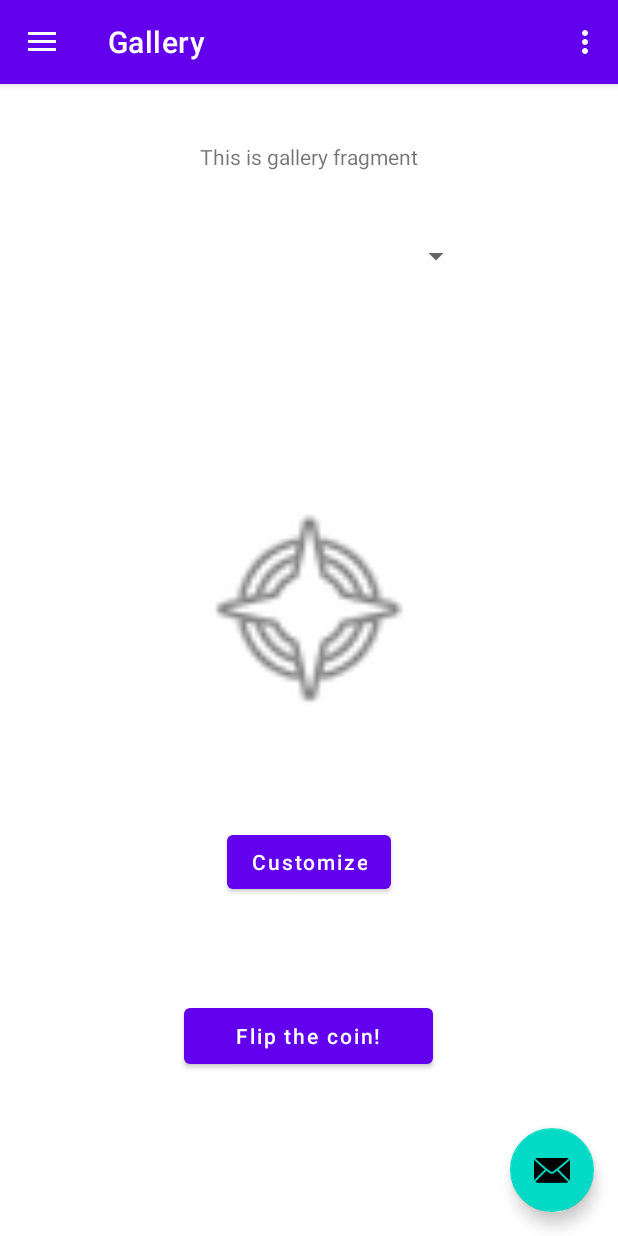
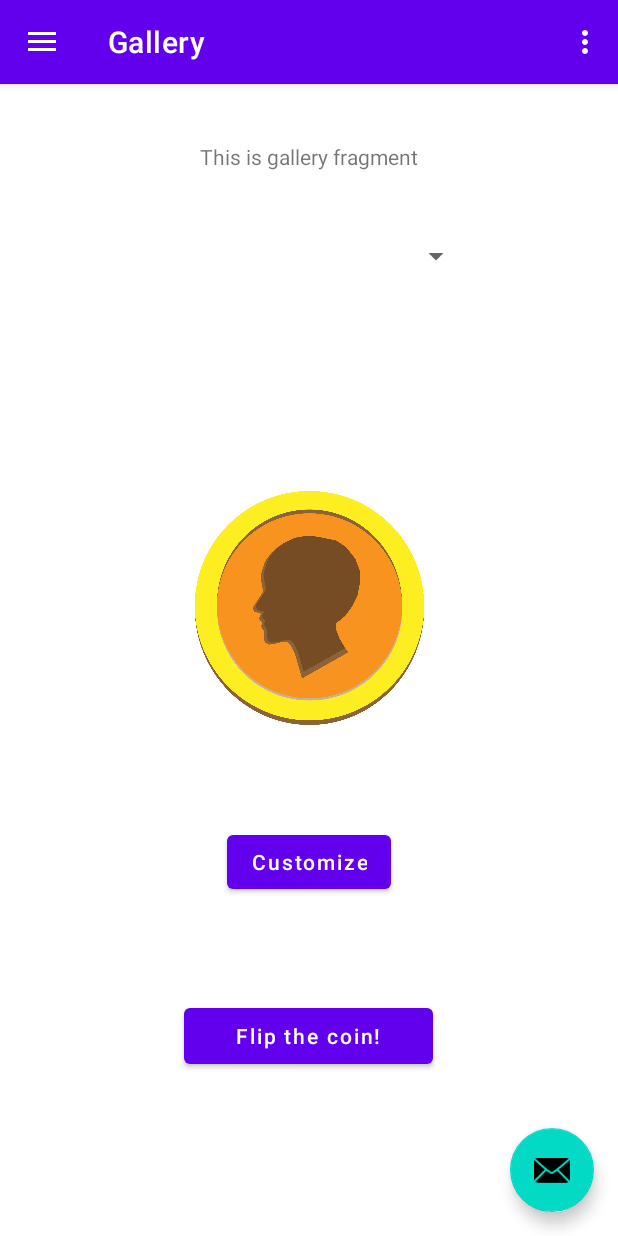
Before and after one commit to SneezingElephant/Decisionator, an Android app: the screen it shows after launch (MainActivity), in the side drawer, after a tap on "Gallery", on a phone screen of 412 x 824 dp. Run offline under Robolectric (Android 15) with nearby library versions, the phone set to English and light mode, and no system bars; our stand-ins replace navigation-ui.

Commit message:
I cannot believe my eyes

```diff
--- a/app/src/main/java/com/example/pmaminiprojekt/ui/gallery/GalleryFragment.java
+++ b/app/src/main/java/com/example/pmaminiprojekt/ui/gallery/GalleryFragment.java
@@ -4,18 +4,30 @@ import android.os.Bundle;
 import android.view.LayoutInflater;
 import android.view.View;
 import android.view.ViewGroup;
+import android.view.animation.AccelerateInterpolator;
+import android.view.animation.AlphaAnimation;
+import android.view.animation.Animation;
+import android.view.animation.DecelerateInterpolator;
+import android.widget.Button;
+import android.widget.ImageView;
 import android.widget.TextView;
 
 import androidx.annotation.NonNull;
 import androidx.fragment.app.Fragment;
 import androidx.lifecycle.ViewModelProvider;
 
+import com.example.pmaminiprojekt.R;
 import com.example.pmaminiprojekt.databinding.FragmentGalleryBinding;
 import java.util.Random;
 
 public class GalleryFragment extends Fragment {
 
+    private static final Random RANDOM = new Random();
+    private ImageView coin;
+
+
     private FragmentGalleryBinding binding;
+
 
     public View onCreateView(@NonNull LayoutInflater inflater,
                              ViewGroup container, Bundle savedInstanceState) {
@@ -24,10 +36,58 @@ public class GalleryFragment extends Fragment {
 
         binding = FragmentGalleryBinding.inflate(inflater, container, false);
         View root = binding.getRoot();
-
         final TextView textView = binding.presetText;
         galleryViewModel.getText().observe(getViewLifecycleOwner(), textView::setText);
+
+
+
+
+
         return root;
+    }
+
+    public void onViewCreated(@NonNull View view, Bundle savedInstanceState) {
+        super.onViewCreated(view, savedInstanceState);
+
+        coin = (ImageView) getView().findViewById(R.id.coiniestCoin);
+        binding.flipButton.setOnClickListener(new View.OnClickListener() {
+            @Override
+            public void onClick(View view) {
+            flipCoin();
+            }
+        });
+    }
+
+
+
+    private void flipCoin(){
+
+        Animation fadeOut = new AlphaAnimation(1, 0);
+        fadeOut.setInterpolator(new AccelerateInterpolator());
+        fadeOut.setDuration(1000);
+        fadeOut.setAnimationListener(new Animation.AnimationListener() {
+            @Override
+            public void onAnimationStart(Animation animation) {
+                coin.setImageResource(RANDOM.nextFloat() > 0.5f ? R.drawable.coin_heads : R.drawable.coin_tails);
+
+                Animation fadeIn = new AlphaAnimation(0, 1);
+                fadeIn.setInterpolator(new DecelerateInterpolator());
+                fadeIn.setDuration(3000);
+                fadeIn.setFillAfter(true);
+
+            }
+
+            @Override
+            public void onAnimationEnd(Animation animation) {
+
+            }
+
+            @Override
+            public void onAnimationRepeat(Animation animation) {
+
+            }
+        });
+        coin.startAnimation(fadeOut);
     }
 
     @Override
@@ -35,4 +95,5 @@ public class GalleryFragment extends Fragment {
         super.onDestroyView();
         binding = null;
     }
+
 }
--- a/app/src/main/res/layout/fragment_gallery.xml
+++ b/app/src/main/res/layout/fragment_gallery.xml
@@ -7,7 +7,7 @@
     tools:context=".ui.gallery.GalleryFragment">
 
     <Button
-        android:id="@+id/button"
+        android:id="@+id/flipButton"
         android:layout_width="166dp"
         android:layout_height="49dp"
         android:text="@string/flip_the_coin"
@@ -20,11 +20,11 @@
         app:layout_constraintVertical_bias="0.849" />
 
     <ImageView
-        android:id="@+id/imageView2"
+        android:id="@+id/coiniestCoin"
         android:layout_width="155dp"
         android:layout_height="156dp"
-        android:src="@android:drawable/ic_menu_compass"
-        app:layout_constraintBottom_toTopOf="@+id/button"
+        android:src="@drawable/coin_heads"
+        app:layout_constraintBottom_toTopOf="@+id/flipButton"
         app:layout_constraintEnd_toEndOf="parent"
         app:layout_constraintStart_toStartOf="parent"
         app:layout_constraintTop_toTopOf="parent"
@@ -37,17 +37,17 @@
         android:layout_height="wrap_content"
         android:text="@string/customize"
         android:textAllCaps="false"
-        app:layout_constraintBottom_toTopOf="@+id/button"
+        app:layout_constraintBottom_toTopOf="@+id/flipButton"
         app:layout_constraintEnd_toEndOf="parent"
         app:layout_constraintStart_toStartOf="parent"
-        app:layout_constraintTop_toBottomOf="@+id/imageView2" />
+        app:layout_constraintTop_toBottomOf="@+id/coiniestCoin" />
 
     <TextView
         android:id="@+id/presetText"
         android:layout_width="wrap_content"
         android:layout_height="wrap_content"
         android:text="@string/presets"
-        app:layout_constraintBottom_toTopOf="@+id/imageView2"
+        app:layout_constraintBottom_toTopOf="@+id/coiniestCoin"
         app:layout_constraintEnd_toEndOf="parent"
         app:layout_constraintStart_toStartOf="parent"
         app:layout_constraintTop_toTopOf="parent"
@@ -57,7 +57,7 @@
         android:id="@+id/presetDropdown"
         android:layout_width="218dp"
         android:layout_height="48dp"
-        app:layout_constraintBottom_toTopOf="@+id/imageView2"
+        app:layout_constraintBottom_toTopOf="@+id/coiniestCoin"
         app:layout_constraintEnd_toEndOf="parent"
         app:layout_constraintHorizontal_bias="0.497"
         app:layout_constraintStart_toStartOf="parent"
```
Also changed, not shown: 1 other file.
